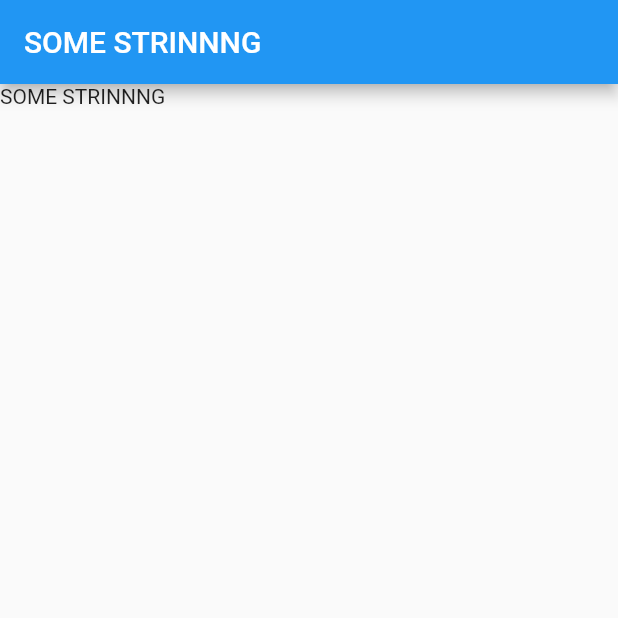
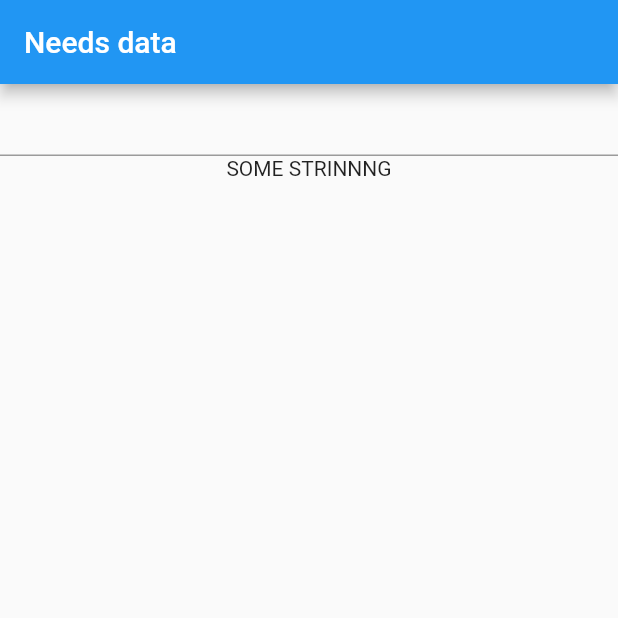
Before and after one commit to paxcodes/provider_examples, a Flutter app: the screen it shows after launch, on a phone screen of 412 x 824 dp, the top half of it. Run offline on Flutter 3.47's test engine with Material 2 defaults, Android fonts, the phone set to English and light mode, and no system bars.

Commit message:
:construction: Add a text and textfield widget

```diff
--- a/lib/main.dart
+++ b/lib/main.dart
@@ -13,7 +13,7 @@ class MyApp extends StatelessWidget {
       child: MaterialApp(
         home: Scaffold(
           appBar: AppBar(
-            title: Text(someString),
+            title: MyText(),
           ),
           body: Level1(),
         ),
@@ -34,8 +34,11 @@ class Level1 extends StatelessWidget {
 class Level2 extends StatelessWidget {
   @override
   Widget build(BuildContext context) {
-    return Container(
-      child: Level3(),
+    return Column(
+      children: <Widget>[
+        MyTextField(),
+        Level3(),
+      ],
     );
   }
 }
@@ -48,3 +51,17 @@ class Level3 extends StatelessWidget {
     );
   }
 }
+
+class MyText extends StatelessWidget {
+  @override
+  Widget build(BuildContext context) {
+    return Text('Needs data');
+  }
+}
+
+class MyTextField extends StatelessWidget {
+  @override
+  Widget build(BuildContext context) {
+    return TextField();
+  }
+}
```
